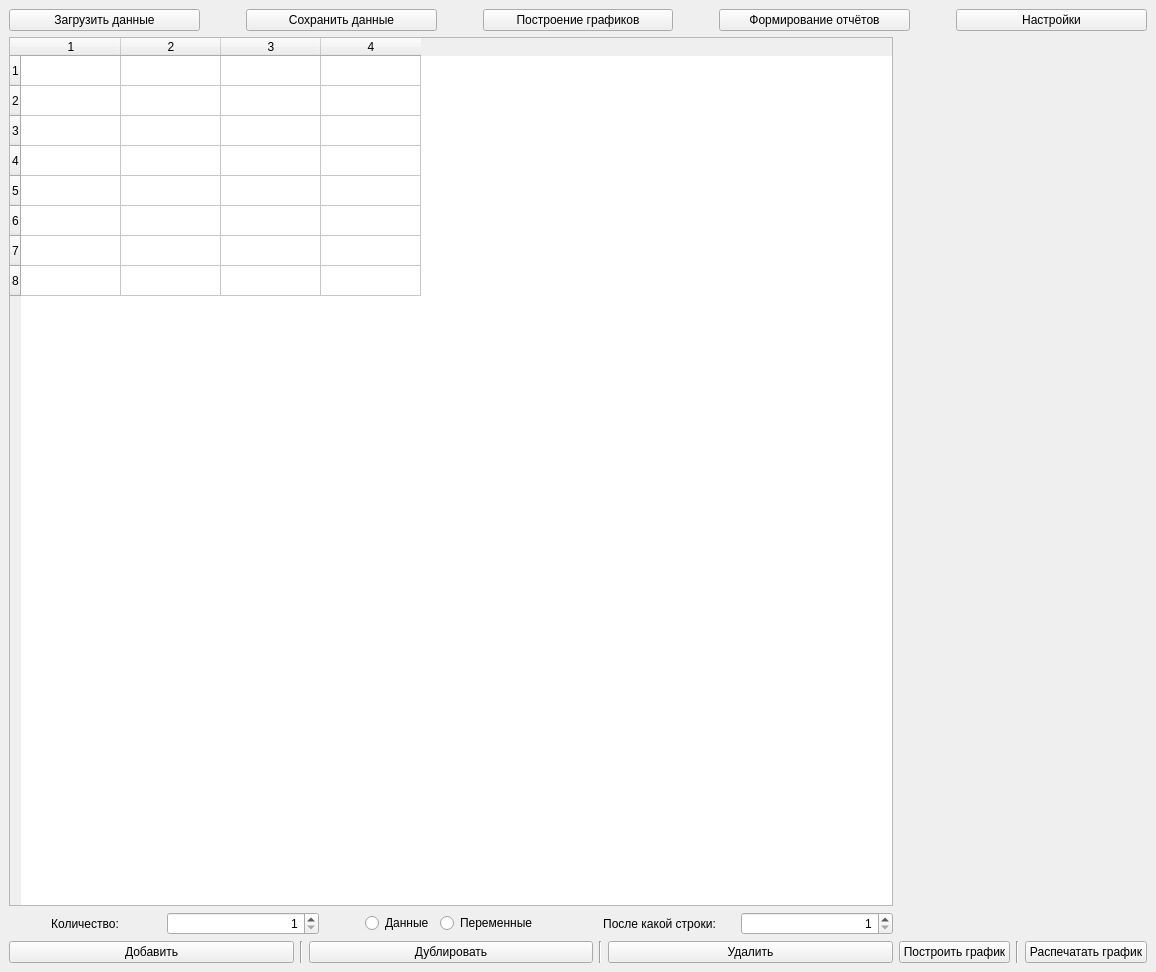
The window that design.ui (pflotter/diploma) describes before a commit, drawn with Qt 5.
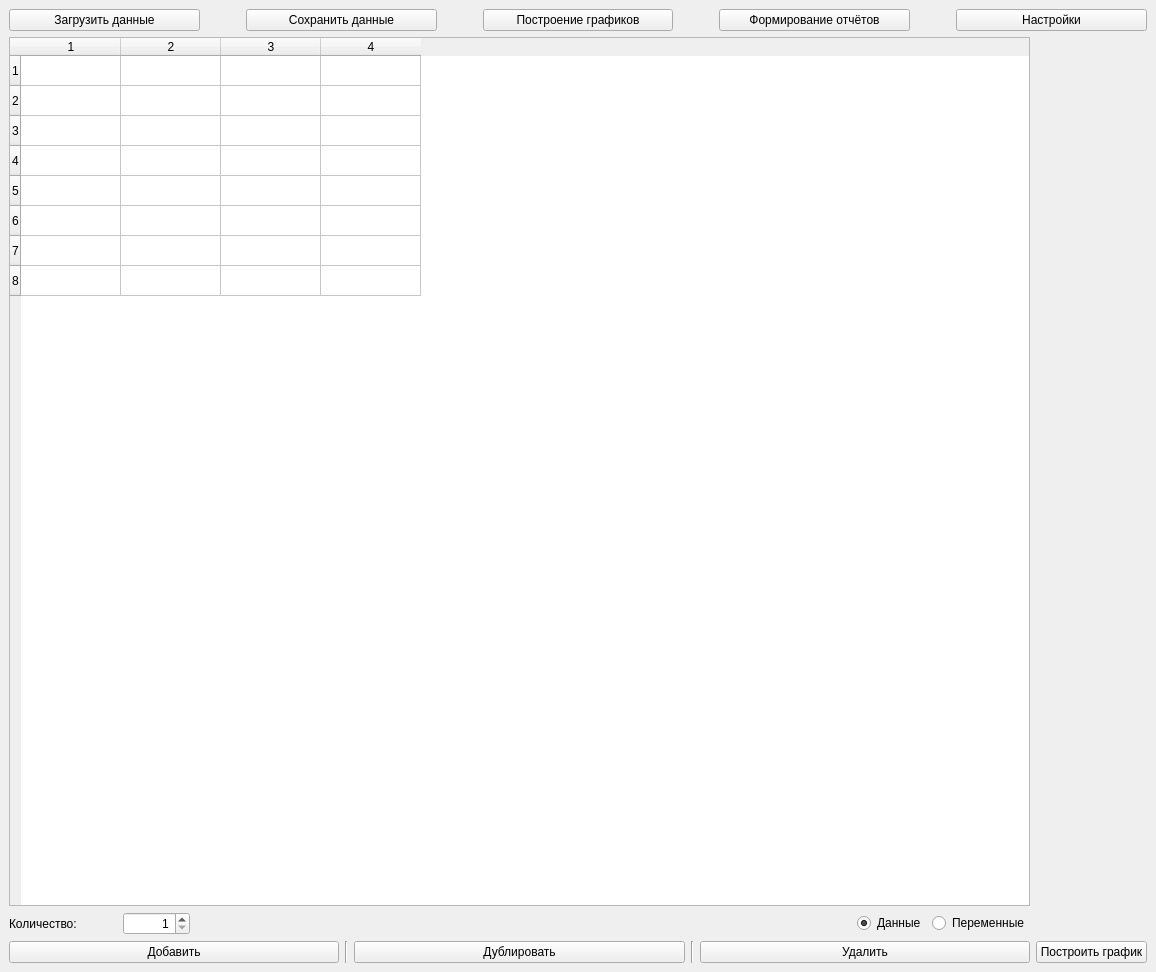
The same window after the commit. Icons and pictures are not drawn. Custom widgets are drawn as their Qt base class.

Commit message: UPD: Мелкие исправления

What changed in the file:
```diff
--- a/design.ui
+++ b/design.ui
@@ -195,12 +195,34 @@
                <string>Количество:</string>
               </property>
               <property name="alignment">
-               <set>Qt::AlignCenter</set>
+               <set>Qt::AlignLeading|Qt::AlignLeft|Qt::AlignVCenter</set>
               </property>
              </widget>
             </item>
+            <item>
+             <spacer name="horizontalSpacer_6">
+              <property name="orientation">
+               <enum>Qt::Horizontal</enum>
+              </property>
+              <property name="sizeType">
+               <enum>QSizePolicy::Minimum</enum>
+              </property>
+              <property name="sizeHint" stdset="0">
+               <size>
+                <width>40</width>
+                <height>20</height>
+               </size>
+              </property>
+             </spacer>
+            </item>
             <item>
              <widget class="QSpinBox" name="spinBox_2">
+              <property name="enabled">
+               <bool>true</bool>
+              </property>
+              <property name="layoutDirection">
+               <enum>Qt::LeftToRight</enum>
+              </property>
               <property name="alignment">
                <set>Qt::AlignRight|Qt::AlignTrailing|Qt::AlignVCenter</set>
               </property>
@@ -221,7 +243,7 @@
                <enum>Qt::Horizontal</enum>
               </property>
               <property name="sizeType">
-               <enum>QSizePolicy::Minimum</enum>
+               <enum>QSizePolicy::Expanding</enum>
               </property>
               <property name="sizeHint" stdset="0">
                <size>
@@ -233,70 +255,25 @@
             </item>
             <item>
              <layout class="QHBoxLayout" name="horizontalLayout_6">
-              <item>
-               <widget class="QRadioButton" name="radioVariables">
-                <property name="text">
-                 <string>Данные</string>
-                </property>
-               </widget>
-              </item>
               <item>
                <widget class="QRadioButton" name="radioData">
                 <property name="text">
+                 <string>Данные</string>
+                </property>
+                <property name="checked">
+                 <bool>true</bool>
+                </property>
+               </widget>
+              </item>
+              <item>
+               <widget class="QRadioButton" name="radioVariables">
+                <property name="text">
                  <string>Переменные</string>
                 </property>
                </widget>
               </item>
              </layout>
             </item>
-            <item>
-             <spacer name="horizontalSpacer_6">
-              <property name="orientation">
-               <enum>Qt::Horizontal</enum>
-              </property>
-              <property name="sizeType">
-               <enum>QSizePolicy::Minimum</enum>
-              </property>
-              <property name="sizeHint" stdset="0">
-               <size>
-                <width>40</width>
-                <height>20</height>
-               </size>
-              </property>
-             </spacer>
-            </item>
-            <item>
-             <widget class="QLabel" name="label_2">
-              <property name="text">
-               <string>После какой строки:</string>
-              </property>
-              <property name="alignment">
-               <set>Qt::AlignCenter</set>
-              </property>
-             </widget>
-            </item>
-            <item>
-             <widget class="QSpinBox" name="spinBox">
-              <property name="wrapping">
-               <bool>false</bool>
-              </property>
-              <property name="alignment">
-               <set>Qt::AlignRight|Qt::AlignTrailing|Qt::AlignVCenter</set>
-              </property>
-              <property name="showGroupSeparator" stdset="0">
-               <bool>false</bool>
-              </property>
-              <property name="minimum">
-               <number>1</number>
-              </property>
-              <property name="maximum">
-               <number>99999999</number>
-              </property>
-              <property name="displayIntegerBase">
-               <number>8</number>
-              </property>
-             </widget>
-            </item>
            </layout>
           </item>
           <item>
@@ -376,20 +353,6 @@
             </property>
            </widget>
           </item>
-          <item>
-           <widget class="Line" name="line_2">
-            <property name="orientation">
-             <enum>Qt::Vertical</enum>
-            </property>
-           </widget>
-          </item>
-          <item>
-           <widget class="QPushButton" name="pushButton_6">
-            <property name="text">
-             <string>Распечатать график</string>
-            </property>
-           </widget>
-          </item>
          </layout>
         </item>
        </layout>
```
The commit also changes 2 other files.
